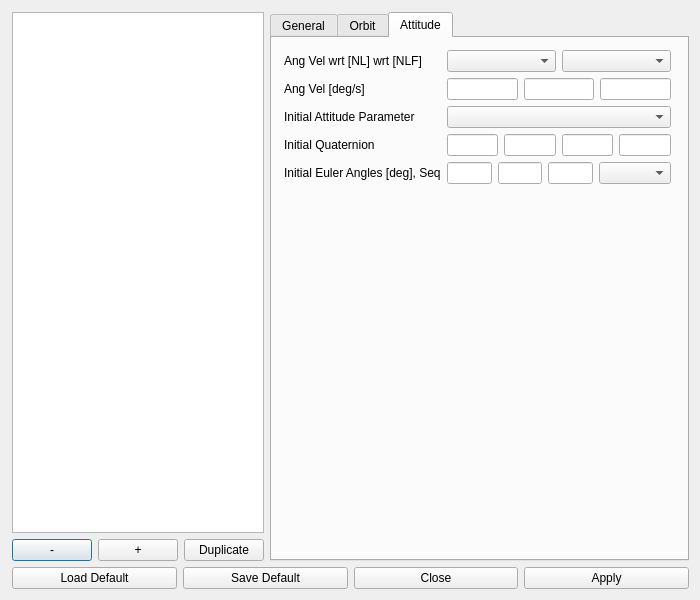
Qt form dsm_gui/spc_menu.ui (pavelgalchenko/dsm_gui) before a commit.
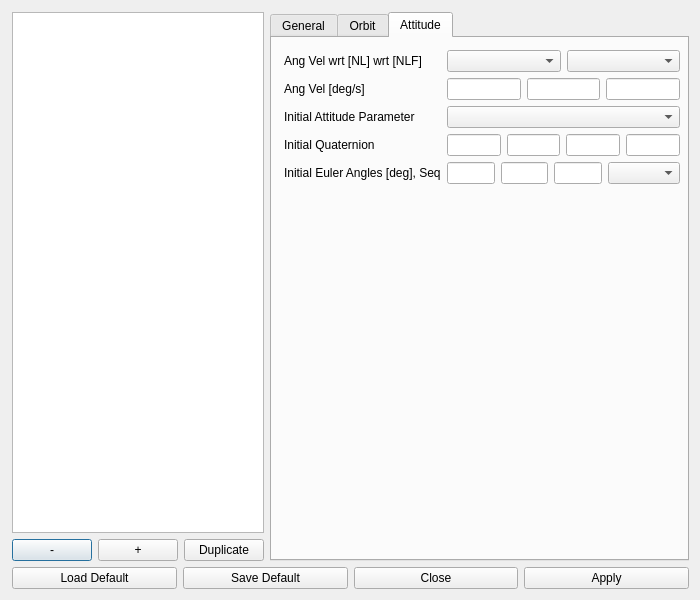
The same form after that commit. The open tabs and pages were chosen to show the change.

What changed in the file:
```diff
--- a/dsm_gui/spc_menu.ui
+++ b/dsm_gui/spc_menu.ui
@@ -322,7 +322,7 @@
            <rect>
             <x>0</x>
             <y>0</y>
-            <width>411</width>
+            <width>420</width>
             <height>511</height>
            </rect>
           </property>
```
Left out of the diff: 2 changed lines with no effect on the pictures.
